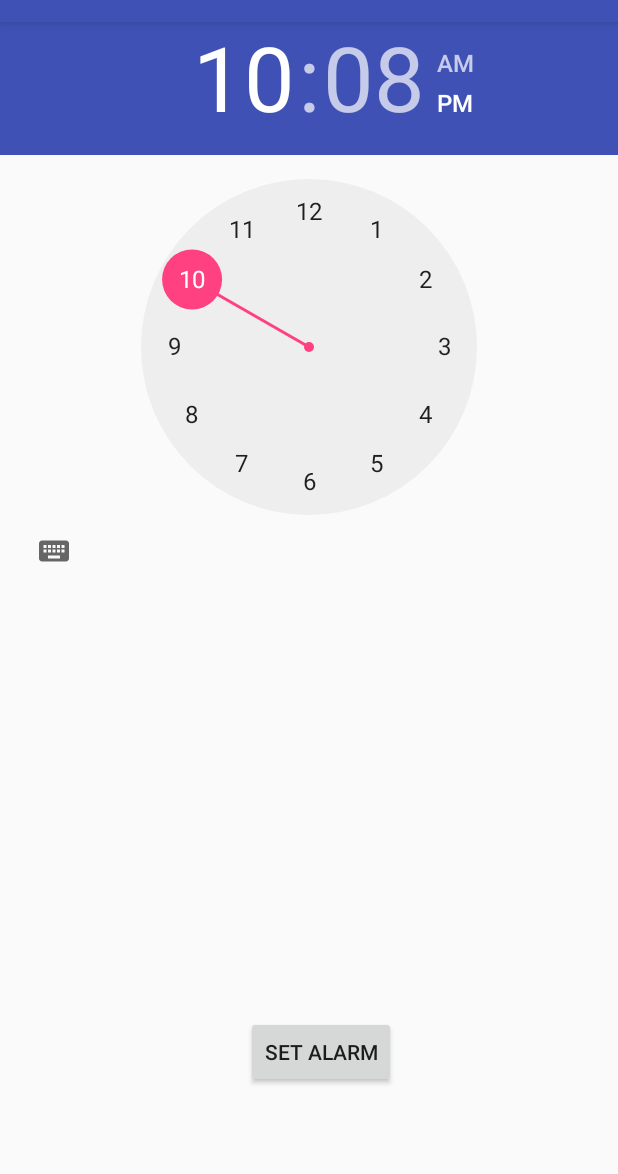
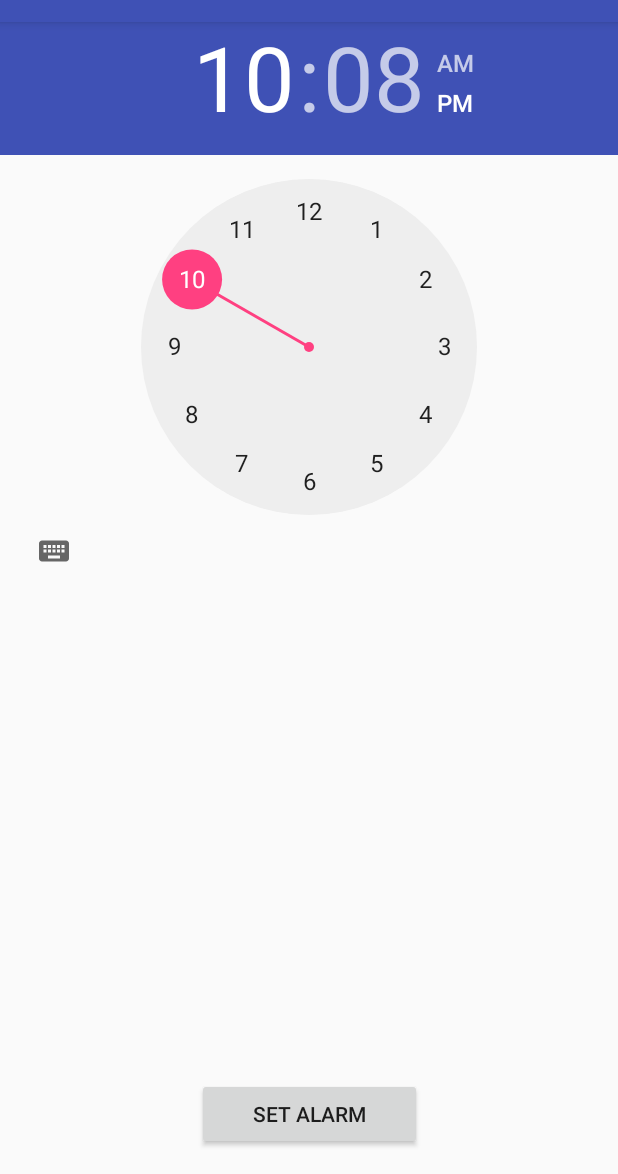
Before and after one commit to kumailn/alarmClock, an Android app: the screen it shows after launch (MainActivity), on a phone screen of 412 x 824 dp, the part 62-1236 px from its top. Run offline under Robolectric (Android 15) with nearby library versions, the phone set to English and light mode, and no system bars.

Commit message:
stylistic changes

```diff
--- a/app/src/main/res/layout/activity_main.xml
+++ b/app/src/main/res/layout/activity_main.xml
@@ -18,11 +18,13 @@
 
     <Button
         android:id="@+id/checkTimeButton"
-        android:layout_width="wrap_content"
-        android:layout_height="wrap_content"
-        android:layout_marginBottom="57dp"
-        android:layout_marginRight="148dp"
+        android:layout_width="150dp"
+        android:layout_height="0dp"
+        android:layout_marginBottom="16dp"
+        android:layout_marginLeft="8dp"
+        android:layout_marginRight="8dp"
         android:text="Set Alarm"
         app:layout_constraintBottom_toBottomOf="parent"
+        app:layout_constraintLeft_toLeftOf="parent"
         app:layout_constraintRight_toRightOf="parent" />
 </android.support.constraint.ConstraintLayout>
```
